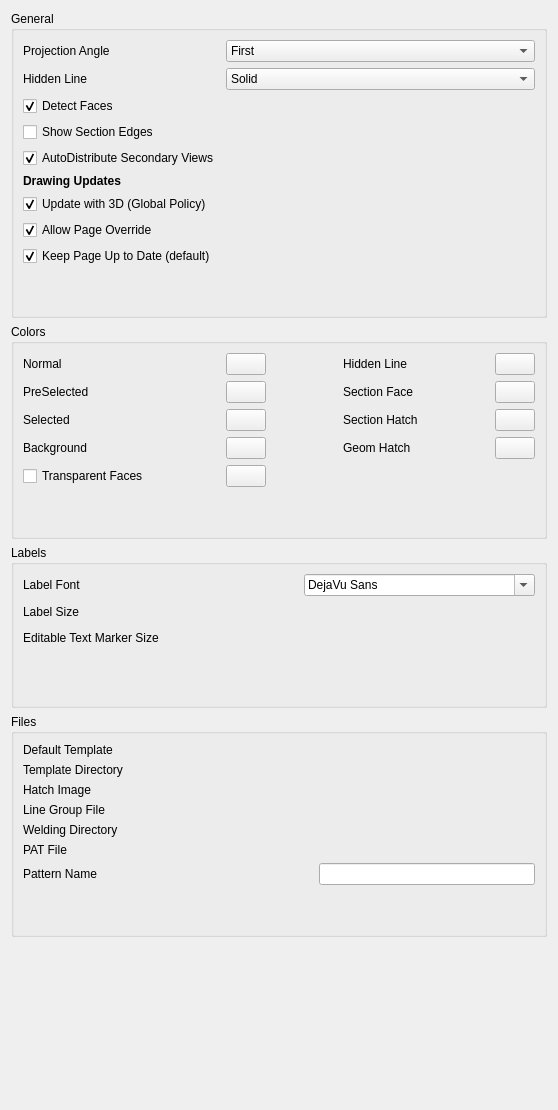
Before: the Qt Designer form src/Mod/TechDraw/Gui/DlgPrefsTechDraw.ui in berndhahnebach/All_FreeCAD, drawn with Qt 5.
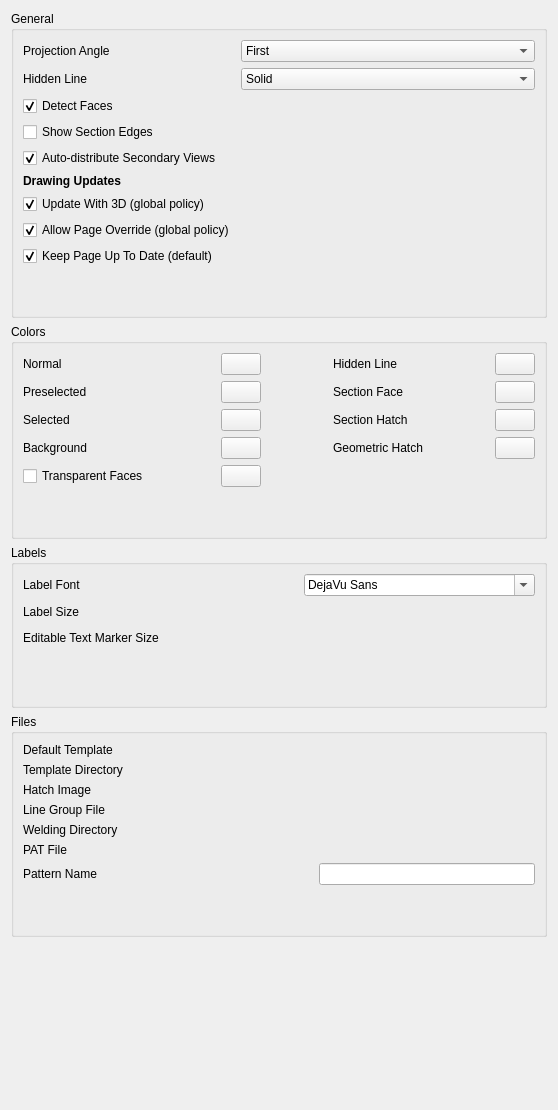
After: the same form once the commit is applied. Custom widgets are drawn as their Qt base class.

Commit message:
DlgPrefsTechDraw.ui: uniformity and tooltip improvements
- add and improve tooltips using the info given in the Wiki
- fix typos
- uniform letter casing

Patch:
```diff
--- a/src/Mod/TechDraw/Gui/DlgPrefsTechDraw.ui
+++ b/src/Mod/TechDraw/Gui/DlgPrefsTechDraw.ui
@@ -522,7 +522,7 @@
         <item row="1" column="0">
          <widget class="QLabel" name="lbl_PreSelect">
           <property name="text">
-           <string>PreSelected</string>
+           <string>Preselected</string>
           </property>
          </widget>
         </item>
@@ -590,7 +590,7 @@
         <item row="3" column="4">
          <widget class="QLabel" name="label_7">
           <property name="text">
-           <string>Geom Hatch</string>
+           <string>Geometric Hatch</string>
           </property>
          </widget>
         </item>
@@ -800,7 +800,7 @@
            <string>Automatically distribute secondary views.</string>
           </property>
           <property name="text">
-           <string>AutoDistribute Secondary Views</string>
+           <string>Auto-distribute Secondary Views</string>
           </property>
           <property name="checked">
            <bool>true</bool>
@@ -832,7 +832,7 @@
            <string>Update drawings with changes in 3D model</string>
           </property>
           <property name="text">
-           <string>Update with 3D (Global Policy)</string>
+           <string>Update With 3D (global policy)</string>
           </property>
           <property name="checked">
            <bool>true</bool>
@@ -851,7 +851,7 @@
            <string>Allow Page to override Global update setting</string>
           </property>
           <property name="text">
-           <string>Allow Page Override</string>
+           <string>Allow Page Override (global policy)</string>
           </property>
           <property name="checked">
            <bool>true</bool>
@@ -870,7 +870,7 @@
            <string>&lt;html&gt;&lt;head/&gt;&lt;body&gt;&lt;p&gt;Update Pages as scheduled or skip updates. This is the default setting for new Pages.&lt;/p&gt;&lt;/body&gt;&lt;/html&gt;</string>
           </property>
           <property name="text">
-           <string>Keep Page Up to Date (default)</string>
+           <string>Keep Page Up To Date (default)</string>
           </property>
           <property name="checked">
            <bool>true</bool>
```
Left out of the diff: 53 changed lines with no effect on the pictures.
